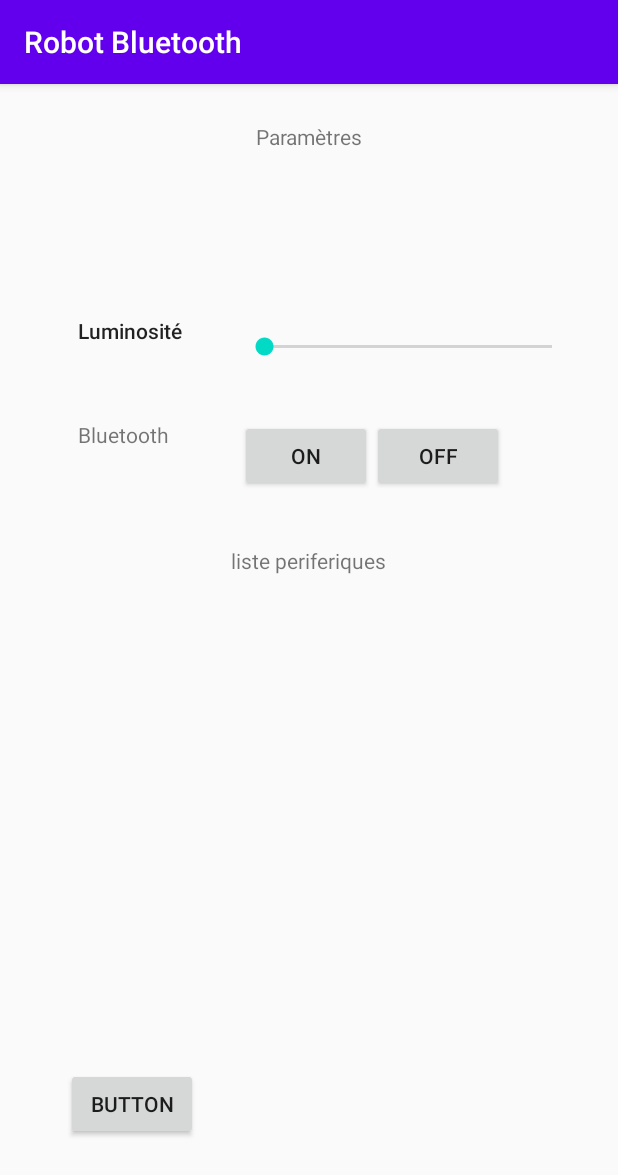
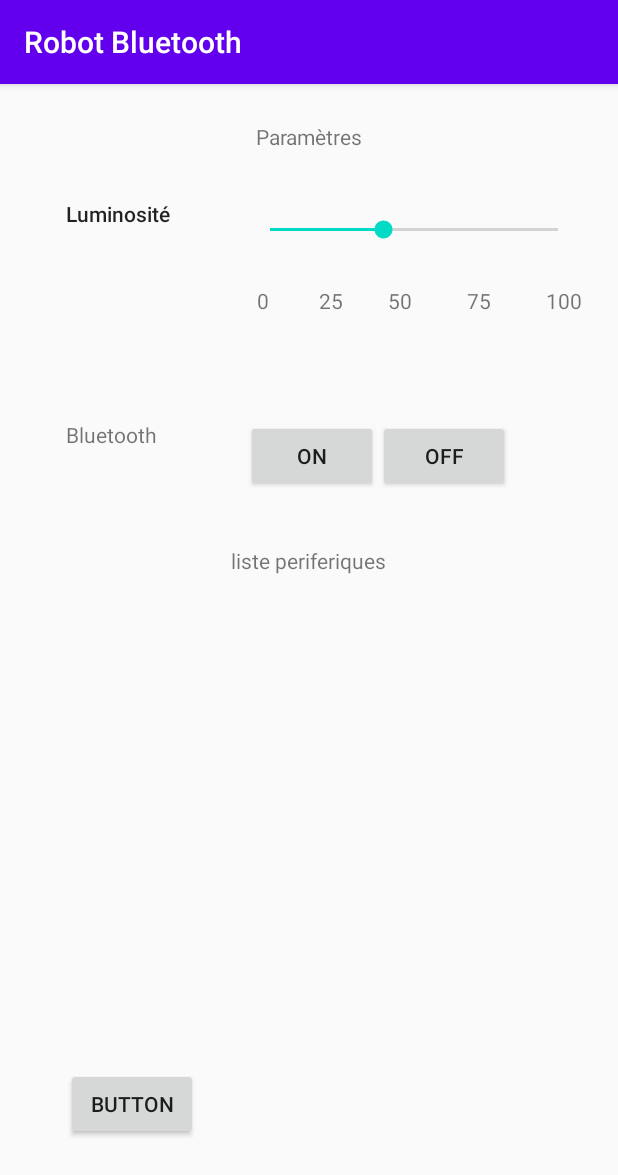
Before and after one commit to PrimEverDream/ApplicationRobot, an Android app: the Parametres screen opened directly, with no data from a screen before it, on a phone screen of 412 x 824 dp. Shown: the top 1175 px of the screen. Run offline under Robolectric (Android 15) with nearby library versions, the phone set to English and light mode, and no system bars.

Commit message:
Ajout partie luminosité

```diff
--- a/app/src/main/AndroidManifest.xml
+++ b/app/src/main/AndroidManifest.xml
@@ -1,12 +1,15 @@
 <?xml version="1.0" encoding="utf-8"?>
 <manifest xmlns:android="http://schemas.android.com/apk/res/android"
+    xmlns:tools="http://schemas.android.com/tools"
     package="com.example.robotbluetooth">
 
     <uses-permission android:name="android.permission.BLUETOOTH" />
     <uses-permission android:name="android.permission.BLUETOOTH_ADMIN" />
     <uses-permission android:name="android.permission.ACCESS_COARSE_LOCATION" />
     <uses-permission android:name="android.permission.ACCESS_FINE_LOCATION" />
-
+    <uses-permission
+        android:name="android.permission.WRITE_SETTINGS"
+        tools:ignore="ProtectedPermissions" />
 
     <application
         android:allowBackup="true"
--- a/app/src/main/java/com/example/robotbluetooth/Parametres.java
+++ b/app/src/main/java/com/example/robotbluetooth/Parametres.java
@@ -6,10 +6,14 @@ import androidx.appcompat.app.AppCompatActivity;
 import android.bluetooth.BluetoothAdapter;
 import android.bluetooth.BluetoothDevice;
 import android.content.BroadcastReceiver;
+import android.content.ContentResolver;
 import android.content.Context;
 import android.content.Intent;
 import android.content.IntentFilter;
+import android.net.Uri;
+import android.os.Build;
 import android.os.Bundle;
+import android.provider.Settings;
 import android.view.View;
 import android.widget.ArrayAdapter;
 import android.widget.Button;
@@ -23,7 +27,6 @@ import android.widget.Toast;
 import java.util.ArrayList;
 
 public class Parametres extends AppCompatActivity {
-    SeekBar seekBar;
     TextView textView3, textView4, textView5, textBlue;
     ListView scanList;
     ArrayList<String> stringArrayList = new ArrayList<String>();
@@ -33,6 +36,9 @@ public class Parametres extends AppCompatActivity {
 
     Intent btEnablingIntent;
     int requestCodeForEnable;
+    //=================
+    SeekBar sbLumi;
+    boolean success = false;
 
     @Override
     protected void onCreate(Bundle savedInstanceState) {
@@ -43,8 +49,37 @@ public class Parametres extends AppCompatActivity {
         textView4 = findViewById(R.id.textView4);
         textView5 = findViewById(R.id.textView5);
 
+
         //gestion de la luminosité
-        seekBar = findViewById(R.id.seekBar);
+        sbLumi = findViewById(R.id.seekBar);
+        sbLumi.setMax(255);
+        sbLumi.setProgress(getLumi());
+
+        sbLumi.setOnSeekBarChangeListener(new SeekBar.OnSeekBarChangeListener() {
+            @Override
+            public void onProgressChanged(SeekBar seekBar, int progress, boolean fromUser) {
+                if (fromUser && success){
+                    setLumi(progress);
+                }
+            }
+
+            @Override
+            public void onStartTrackingTouch(SeekBar seekBar) {
+
+            }
+
+            @Override
+            public void onStopTrackingTouch(SeekBar seekBar) {
+                if (!success){
+                    Toast.makeText(Parametres.this,"Permission not granted",Toast.LENGTH_SHORT).show();
+                }
+            }
+        });
+
+
+
+
+
         //activation du blutooth
         buttonScan = findViewById(R.id.buttonScan);
 
@@ -75,11 +110,22 @@ public class Parametres extends AppCompatActivity {
 
     @Override
     protected void onActivityResult(int requestCode, int resultCode, Intent data) {
+        super.onActivityResult(requestCode, resultCode, data);
         if (requestCode == requestCodeForEnable) {
             if (resultCode == RESULT_OK) {
                 Toast.makeText(getApplicationContext(), "Bluetooth disponible", Toast.LENGTH_LONG).show();
             } else if (resultCode == RESULT_OK) {
                 Toast.makeText(getApplicationContext(), "Bluetooth arrêté", Toast.LENGTH_LONG).show();
+            }
+        }
+        if (requestCode == 1000) {
+            if (Build.VERSION.SDK_INT >= Build.VERSION_CODES.M) {
+                boolean value = Settings.System.canWrite(getApplicationContext());
+                if (value) {
+                    success = true;
+                } else {
+                    Toast.makeText(this, "Permission not granted", Toast.LENGTH_SHORT).show();
+                }
             }
         }
     }
@@ -102,4 +148,56 @@ public class Parametres extends AppCompatActivity {
         });
     }
 
+
+    //=========================================================================
+    //Fonctions pour la luminosite
+    private void setLumi (int lumi){
+        if (lumi < 0){
+            lumi = 0;
+        }
+        else if(lumi > 255){
+            lumi = 255;
+        }
+        ContentResolver contentResolver = getApplicationContext().getContentResolver();
+        Settings.System.putInt(contentResolver, Settings.System.SCREEN_BRIGHTNESS, lumi);
+    }
+
+    private int getLumi(){
+        int lumi = 100;
+        try {
+            ContentResolver contentResolver = getApplicationContext().getContentResolver();
+            lumi = Settings.System.getInt(contentResolver, Settings.System.SCREEN_BRIGHTNESS);
+        }catch(Settings.SettingNotFoundException e){
+            e.printStackTrace();
+        }
+        return lumi;
+    }
+
+    private void getPermission(){
+        boolean value;
+        if(Build.VERSION.SDK_INT >= Build.VERSION_CODES.M){
+            value = Settings.System.canWrite(getApplicationContext());
+            if(value){
+                success = true;
+            }else{
+                Intent intent = new Intent(Settings.ACTION_MANAGE_WRITE_SETTINGS);
+                intent.setData(Uri.parse("package:" + getApplicationContext().getPackageName()));
+                startActivity(intent);
+            }
+        }
+    }
+    //Version partielle
+    /*@Override
+    protected void onActivityResult (int requestCode, int resultCode, Intent data) {
+        if (requestCode == 1000) {
+            if (Build.VERSION.SDK_INT >= Build.VERSION_CODES.M) {
+                boolean value = Settings.System.canWrite(getApplicationContext());
+                if (value) {
+                    success = true;
+                } else {
+                    Toast.makeText(this, "Permission not granted", Toast.LENGTH_SHORT).show();
+                }
+            }
+        }
+    }*/
 }
--- a/app/src/main/res/layout/activity_parametres.xml
+++ b/app/src/main/res/layout/activity_parametres.xml
@@ -17,26 +17,26 @@
         app:layout_constraintStart_toStartOf="parent"
         app:layout_constraintTop_toTopOf="parent" />
 
+    <TextView
+        android:id="@+id/textView4"
+        android:layout_width="80dp"
+        android:layout_height="41dp"
+        android:layout_marginStart="44dp"
+        android:layout_marginLeft="44dp"
+        android:layout_marginTop="32dp"
+        android:text="Luminosité"
+        android:textAppearance="@style/TextAppearance.AppCompat.Body2"
+        app:layout_constraintStart_toStartOf="parent"
+        app:layout_constraintTop_toBottomOf="@+id/textView3" />
+
     <SeekBar
         android:id="@+id/seekBar"
         android:layout_width="224dp"
         android:layout_height="41dp"
-        android:layout_marginStart="28dp"
-        android:layout_marginLeft="28dp"
+        android:layout_marginStart="40dp"
+        android:layout_marginLeft="40dp"
         app:layout_constraintStart_toEndOf="@+id/textView4"
         app:layout_constraintTop_toTopOf="@+id/textView4" />
-
-    <TextView
-        android:id="@+id/textView4"
-        android:layout_width="80dp"
-        android:layout_height="41dp"
-        android:layout_marginStart="52dp"
-        android:layout_marginLeft="52dp"
-        android:layout_marginTop="110dp"
-        android:text="Luminosité"
-        android:textAppearance="@style/TextAppearance.AppCompat.Body2"
-        app:layout_constraintStart_toStartOf="parent"
-        app:layout_constraintTop_toBottomOf="@+id/textView3" />
 
     <TextView
         android:id="@+id/textView5"
@@ -94,5 +94,17 @@
         app:layout_constraintHorizontal_bias="0.5"
         app:layout_constraintStart_toStartOf="parent" />
 
+    <TextView
+        android:id="@+id/textView8"
+        android:layout_width="wrap_content"
+        android:layout_height="wrap_content"
+        android:text="0          25         50           75           100"
+        app:layout_constraintBottom_toTopOf="@+id/buttonOFF"
+        app:layout_constraintEnd_toEndOf="parent"
+        app:layout_constraintHorizontal_bias="0.878"
+        app:layout_constraintStart_toStartOf="parent"
+        app:layout_constraintTop_toBottomOf="@+id/seekBar"
+        app:layout_constraintVertical_bias="0.193" />
+
 
 </androidx.constraintlayout.widget.ConstraintLayout>
```
